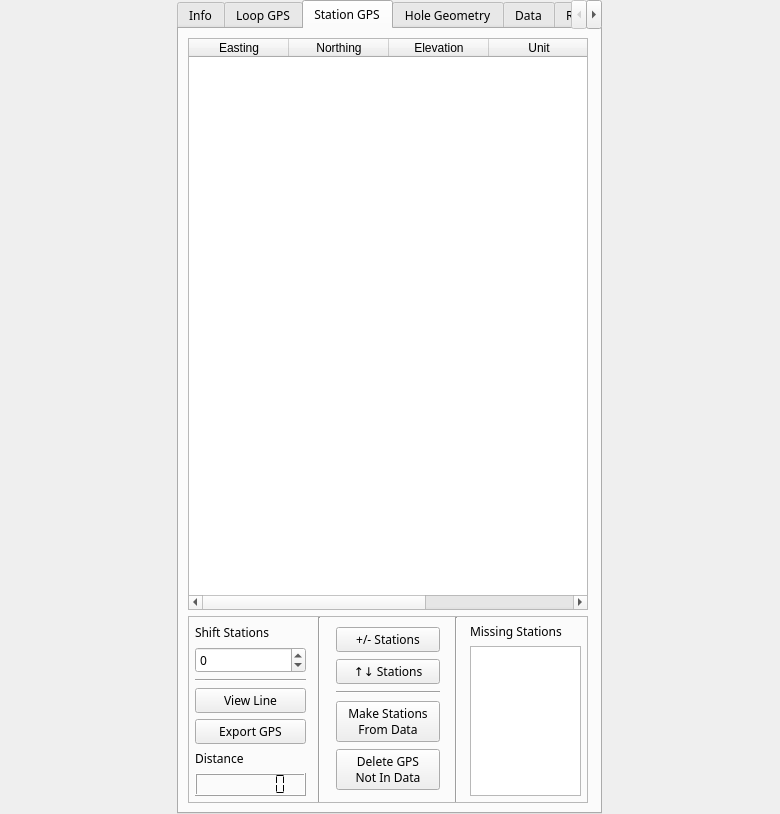
First picture: the form in src/qt_ui/pem_info_widget.ui, repository Eric-Meunier/Processor-Suite, before the edit.
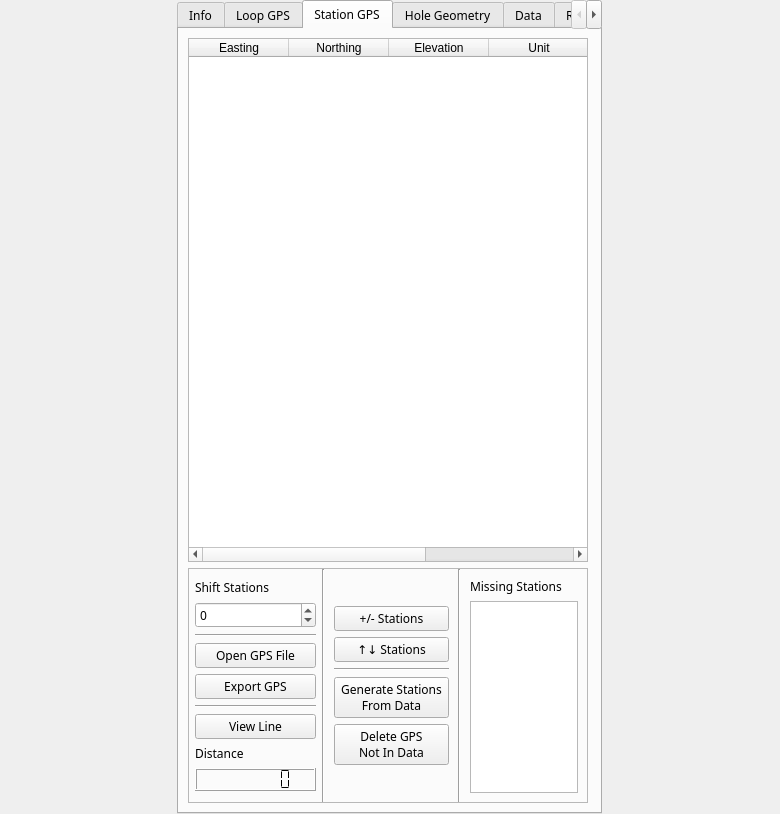
Second picture: the form after the edit. The open tabs and pages were chosen to show the change.

Patch:
```diff
--- a/src/qt_ui/pem_info_widget.ui
+++ b/src/qt_ui/pem_info_widget.ui
@@ -293,6 +293,9 @@
           <enum>QFrame::Plain</enum>
          </property>
          <layout class="QHBoxLayout" name="horizontalLayout">
+          <property name="spacing">
+           <number>0</number>
+          </property>
           <property name="leftMargin">
            <number>0</number>
           </property>
@@ -308,14 +311,14 @@
           <item>
            <widget class="QFrame" name="frame">
             <property name="sizePolicy">
-             <sizepolicy hsizetype="Preferred" vsizetype="Preferred">
+             <sizepolicy hsizetype="Maximum" vsizetype="Maximum">
               <horstretch>0</horstretch>
               <verstretch>0</verstretch>
              </sizepolicy>
             </property>
             <property name="minimumSize">
              <size>
-              <width>0</width>
+              <width>133</width>
               <height>0</height>
              </size>
             </property>
@@ -346,6 +349,12 @@
              </property>
              <item>
               <widget class="QLabel" name="shiftStationLabel">
+               <property name="sizePolicy">
+                <sizepolicy hsizetype="Preferred" vsizetype="Maximum">
+                 <horstretch>0</horstretch>
+                 <verstretch>0</verstretch>
+                </sizepolicy>
+               </property>
                <property name="text">
                 <string>Shift Stations</string>
                </property>
@@ -378,7 +387,7 @@
               </widget>
              </item>
              <item>
-              <widget class="QPushButton" name="edit_line_btn">
+              <widget class="QPushButton" name="open_station_gps_btn">
                <property name="sizePolicy">
                 <sizepolicy hsizetype="Preferred" vsizetype="Fixed">
                  <horstretch>0</horstretch>
@@ -386,7 +395,7 @@
                 </sizepolicy>
                </property>
                <property name="text">
-                <string>View Line</string>
+                <string>Open GPS File</string>
                </property>
               </widget>
              </item>
@@ -403,6 +412,26 @@
                </property>
               </widget>
              </item>
+             <item>
+              <widget class="Line" name="line">
+               <property name="orientation">
+                <enum>Qt::Horizontal</enum>
+               </property>
+              </widget>
+             </item>
+             <item>
+              <widget class="QPushButton" name="edit_line_btn">
+               <property name="sizePolicy">
+                <sizepolicy hsizetype="Preferred" vsizetype="Fixed">
+                 <horstretch>0</horstretch>
+                 <verstretch>0</verstretch>
+                </sizepolicy>
+               </property>
+               <property name="text">
+                <string>View Line</string>
+               </property>
+              </widget>
+             </item>
              <item>
               <widget class="QLabel" name="label_2">
                <property name="text">
@@ -439,11 +468,17 @@
           <item>
            <widget class="QFrame" name="frame_5">
             <property name="sizePolicy">
-             <sizepolicy hsizetype="Preferred" vsizetype="Preferred">
+             <sizepolicy hsizetype="Maximum" vsizetype="Maximum">
               <horstretch>0</horstretch>
               <verstretch>0</verstretch>
              </sizepolicy>
             </property>
+            <property name="minimumSize">
+             <size>
+              <width>133</width>
+              <height>0</height>
+             </size>
+            </property>
             <property name="maximumSize">
              <size>
               <width>16777215</width>
@@ -499,7 +534,7 @@
                 </sizepolicy>
                </property>
                <property name="text">
-                <string>Make Stations
+                <string>Generate Stations
 From Data</string>
                </property>
               </widget>
@@ -531,7 +566,7 @@
           <item>
            <widget class="QFrame" name="frame_4">
             <property name="sizePolicy">
-             <sizepolicy hsizetype="Ignored" vsizetype="Preferred">
+             <sizepolicy hsizetype="Preferred" vsizetype="Maximum">
               <horstretch>0</horstretch>
               <verstretch>0</verstretch>
              </sizepolicy>
@@ -550,16 +585,16 @@
             </property>
             <layout class="QVBoxLayout" name="verticalLayout_4">
              <property name="leftMargin">
-              <number>6</number>
+              <number>9</number>
              </property>
              <property name="topMargin">
-              <number>6</number>
+              <number>9</number>
              </property>
              <property name="rightMargin">
-              <number>6</number>
+              <number>9</number>
              </property>
              <property name="bottomMargin">
-              <number>6</number>
+              <number>9</number>
              </property>
              <item>
               <widget class="QLabel" name="label_4">
@@ -569,54 +604,19 @@
               </widget>
              </item>
              <item>
-              <widget class="QTableWidget" name="missing_gps_table">
+              <widget class="QListWidget" name="missing_gps_list">
                <property name="sizePolicy">
-                <sizepolicy hsizetype="Preferred" vsizetype="Preferred">
+                <sizepolicy hsizetype="Expanding" vsizetype="Maximum">
                  <horstretch>0</horstretch>
                  <verstretch>0</verstretch>
                 </sizepolicy>
                </property>
-               <property name="minimumSize">
-                <size>
-                 <width>0</width>
-                 <height>0</height>
-                </size>
-               </property>
                <property name="maximumSize">
                 <size>
                  <width>16777215</width>
-                 <height>150</height>
+                 <height>16777215</height>
                 </size>
                </property>
-               <property name="editTriggers">
-                <set>QAbstractItemView::NoEditTriggers</set>
-               </property>
-               <property name="selectionBehavior">
-                <enum>QAbstractItemView::SelectRows</enum>
-               </property>
-               <property name="showGrid">
-                <bool>false</bool>
-               </property>
-               <property name="columnCount">
-                <number>1</number>
-               </property>
-               <attribute name="horizontalHeaderVisible">
-                <bool>false</bool>
-               </attribute>
-               <attribute name="horizontalHeaderHighlightSections">
-                <bool>false</bool>
-               </attribute>
-               <attribute name="horizontalHeaderStretchLastSection">
-                <bool>true</bool>
-               </attribute>
-               <attribute name="verticalHeaderVisible">
-                <bool>false</bool>
-               </attribute>
-               <column>
-                <property name="text">
-                 <string>Missing GPS</string>
-                </property>
-               </column>
               </widget>
              </item>
             </layout>
```
Left out of the diff: 12 changed lines with no effect on the pictures.
